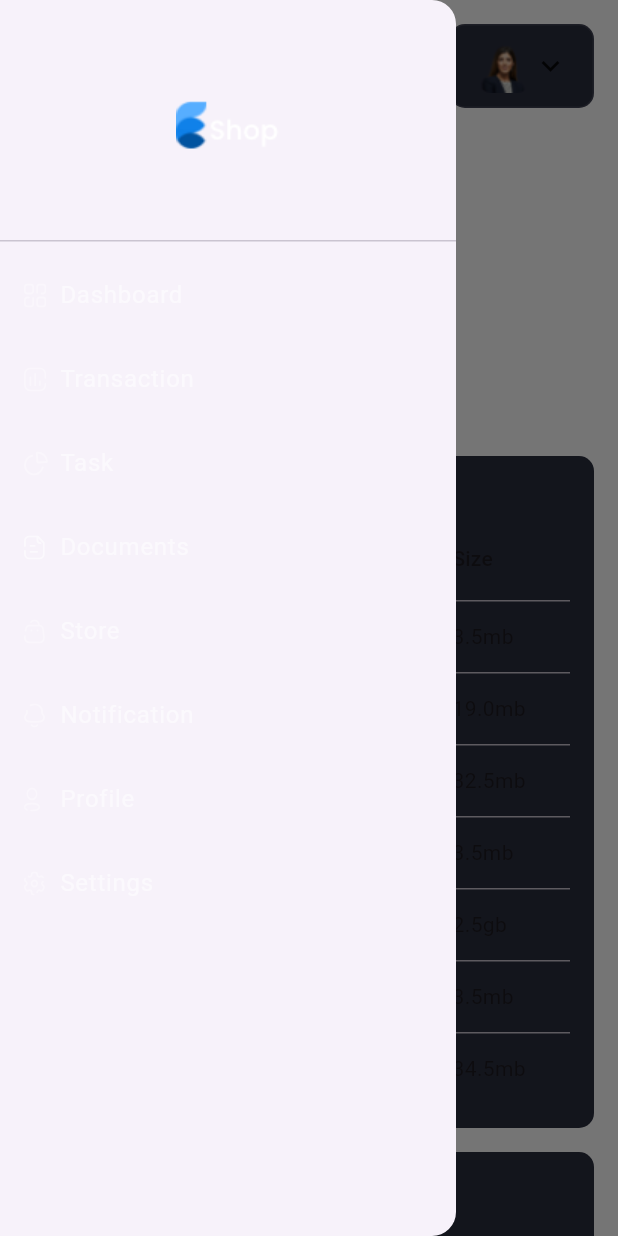
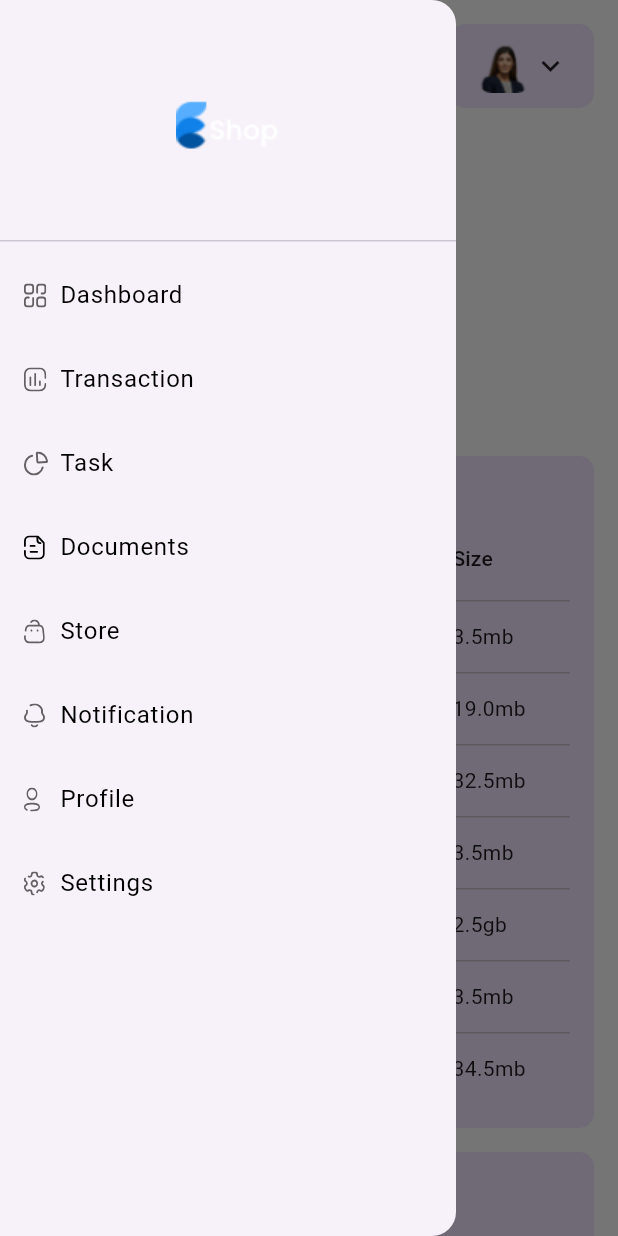
Before and after one commit to GaneshAdimalupu/Lift-Access-Control-Using-Rfid, a Flutter app: the MainScreen screen opened by its route, after a tap on the "menu" icon, on a phone screen of 412 x 824 dp. Run offline on Flutter 3.47's test engine with Material 3 defaults, Android fonts, the light colour scheme and no system bars; drawn by our look-alikes of fl_chart; our stand-ins replace firebase_auth, firebase_core, flutter_svg, fluttertoast, google_sign_in; accounts and stored records are empty.

Commit message:
DashBoard setup

```diff
--- a/lib/Screens/Main Screen/side_menu.dart
+++ b/lib/Screens/Main Screen/side_menu.dart
@@ -79,12 +79,12 @@ class DrawerListTile extends StatelessWidget {
       horizontalTitleGap: 0.0,
       leading: SvgPicture.asset(
         svgSrc,
-        colorFilter: const ColorFilter.mode(Colors.white54, BlendMode.srcIn),
+        colorFilter: const ColorFilter.mode(Color.fromARGB(255, 0, 0, 0), BlendMode.srcIn),
         height: 16,
       ),
       title: Text(
         title,
-        style: const TextStyle(color: Colors.white54),
+        style: const TextStyle(color: Color.fromARGB(255, 0, 0, 0)),
       ),
     );
   }
--- a/lib/constants.dart
+++ b/lib/constants.dart
@@ -7,6 +7,6 @@ const kPrimaryLightColor = Color(0xFFF1E6FF);
 
 const primaryColor = Color(0xFF2697FF);
 const secondaryColor = Color(0xFF2A2D3E);
-const bgColor = Color(0xFF212332);
+const bgColor = Color.fromARGB(255, 34, 36, 53);
 
 const defaultPadding = 16.0;
--- a/lib/dashboard/components/chart.dart
+++ b/lib/dashboard/components/chart.dart
@@ -30,7 +30,7 @@ class Chart extends StatelessWidget {
                 Text(
                   "29.1",
                   style: Theme.of(context).textTheme.headlineMedium!.copyWith(
-                        color: Colors.white,
+                        color: const Color.fromARGB(255, 0, 0, 0),
                         fontWeight: FontWeight.w600,
                         height: 0.5,
                       ),
--- a/lib/dashboard/components/header.dart
+++ b/lib/dashboard/components/header.dart
@@ -48,7 +48,7 @@ class ProfileCard extends StatelessWidget {
         vertical: defaultPadding / 2,
       ),
       decoration: BoxDecoration(
-        color: secondaryColor,
+        color: kPrimaryLightColor,
         borderRadius: const BorderRadius.all(Radius.circular(10)),
         border: Border.all(color: Colors.white10),
       ),
@@ -80,7 +80,7 @@ class SearchField extends StatelessWidget {
     return TextField(
       decoration: InputDecoration(
         hintText: "Search",
-        fillColor: secondaryColor,
+        fillColor: kPrimaryLightColor,
         filled: true,
         border: const OutlineInputBorder(
           borderSide: BorderSide.none,
--- a/lib/dashboard/components/recent_files.dart
+++ b/lib/dashboard/components/recent_files.dart
@@ -14,7 +14,7 @@ class RecentFiles extends StatelessWidget {
     return Container(
       padding: const EdgeInsets.all(defaultPadding),
       decoration: const BoxDecoration(
-        color: secondaryColor,
+        color: kPrimaryLightColor,
         borderRadius: BorderRadius.all(Radius.circular(10)),
       ),
       child: Column(
--- a/lib/dashboard/components/storage_details.dart
+++ b/lib/dashboard/components/storage_details.dart
@@ -14,7 +14,7 @@ class StorageDetails extends StatelessWidget {
     return Container(
       padding: const EdgeInsets.all(defaultPadding),
       decoration: const BoxDecoration(
-        color: secondaryColor,
+        color: kPrimaryLightColor,
         borderRadius: BorderRadius.all(Radius.circular(10)),
       ),
       child: const Column(
--- a/lib/dashboard/components/storage_info_card.dart
+++ b/lib/dashboard/components/storage_info_card.dart
@@ -49,7 +49,7 @@ class StorageInfoCard extends StatelessWidget {
                     style: Theme.of(context)
                         .textTheme
                         .bodySmall!
-                        .copyWith(color: Colors.white70),
+                        .copyWith(color: const Color.fromARGB(255, 0, 0, 0)),
                   ),
                 ],
               ),
```
